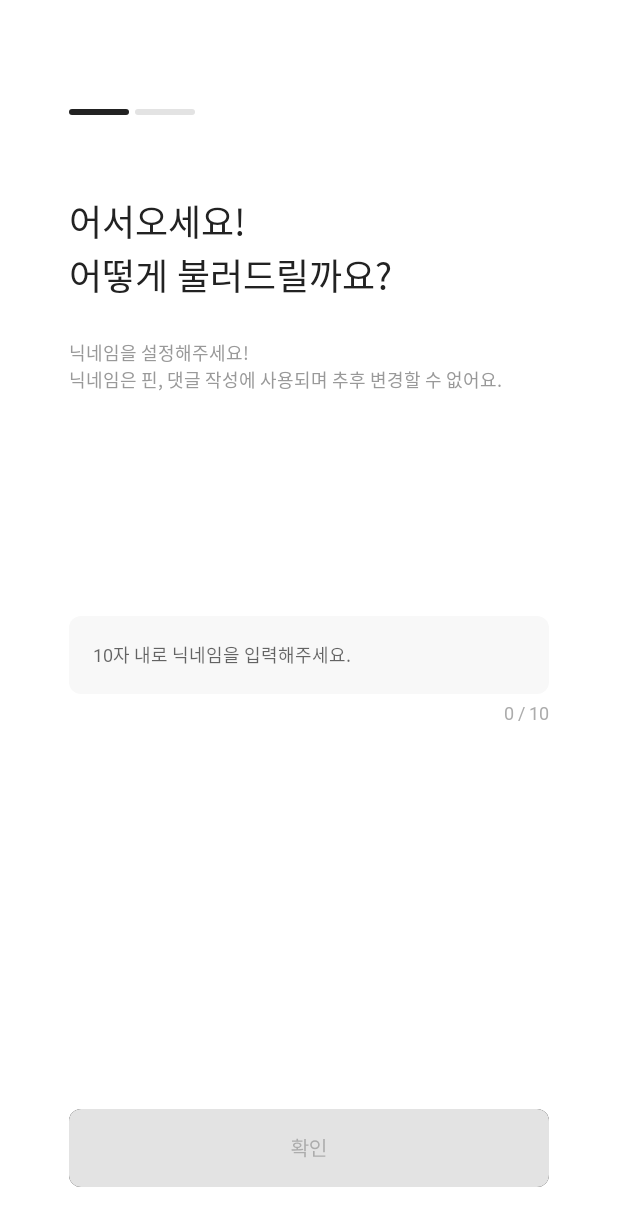
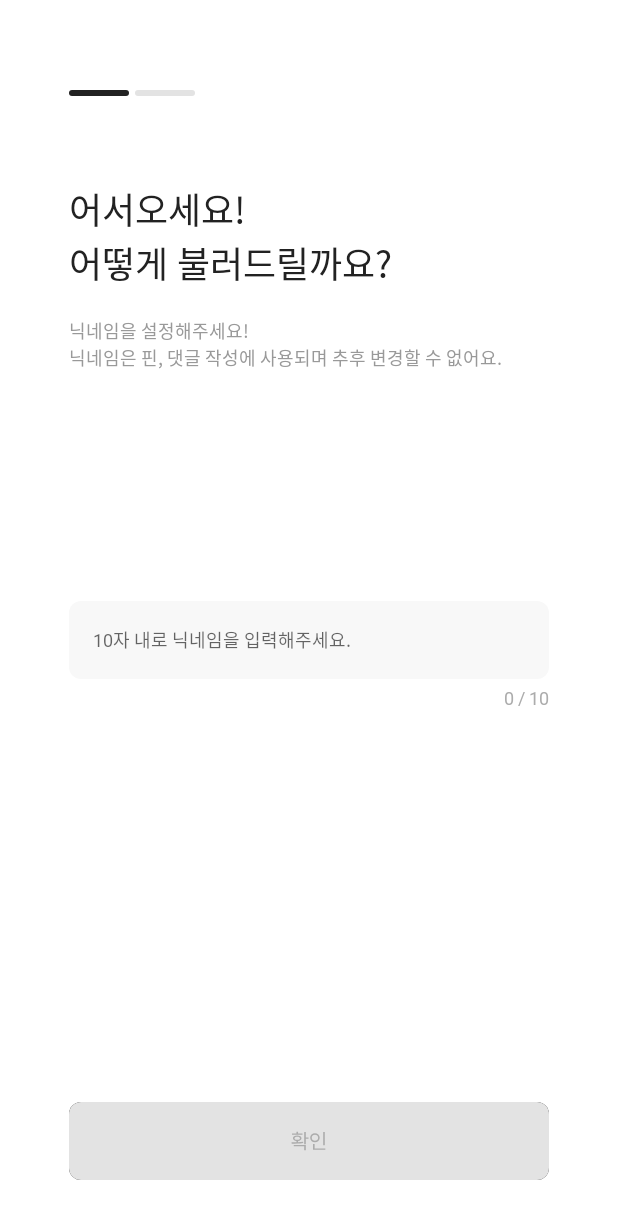
Before and after one commit to PINPLE-project/PINPLE-front, an Android app: the SettingNameActivity screen opened directly, with no data from a screen before it, on a phone screen of 412 x 824 dp. Shown: the top 1226 px of the screen. Run offline under Robolectric (Android 15) with nearby library versions, the phone set to English and light mode, and no system bars.

Commit message:
[MOD] 로그인 ,프로필 레이아웃 indicator 위치 수정 #2

```diff
--- a/app/build.gradle
+++ b/app/build.gradle
@@ -56,6 +56,7 @@
     implementation 'androidx.constraintlayout:constraintlayout:2.1.4'
     implementation 'androidx.navigation:navigation-fragment-ktx:2.6.0'
     implementation 'androidx.navigation:navigation-ui-ktx:2.6.0'
+    implementation 'androidx.preference:preference-ktx:1.2.0'
     testImplementation 'junit:junit:4.13.2'
     androidTestImplementation 'androidx.test.ext:junit:1.1.5'
     androidTestImplementation 'androidx.test.espresso:espresso-core:3.5.1'
--- a/app/src/main/java/com/example/pinple_aos/LoginActivity.kt
+++ b/app/src/main/java/com/example/pinple_aos/LoginActivity.kt
@@ -2,6 +2,7 @@
 
 import android.app.Activity
 import android.app.Application
+import android.content.Context
 import android.content.Intent
 import androidx.appcompat.app.AppCompatActivity
 import android.os.Bundle
@@ -14,7 +15,6 @@
 import com.kakao.sdk.auth.model.OAuthToken
 import com.kakao.sdk.common.KakaoSdk
 import com.kakao.sdk.user.UserApiClient
-
 
 class MyApplication : Application() {
     override fun onCreate() {
@@ -30,8 +30,6 @@
         intent.addFlags(Intent.FLAG_ACTIVITY_NO_ANIMATION)
         startActivity(intent)
     }
-
-    private val rcGoogleSignIn = 9001
 
     private val kakaoLoginCallback: (OAuthToken?, Throwable?) -> Unit = { token, error ->
         if (error != null) {
--- a/app/src/main/res/layout/activity_profile.xml
+++ b/app/src/main/res/layout/activity_profile.xml
@@ -13,7 +13,6 @@
         android:layout_width="wrap_content"
         android:layout_height="wrap_content"
         android:layout_marginTop="60dp"
-        app:layout_constraintBottom_toTopOf="@+id/choose_char_textview"
         app:layout_constraintStart_toStartOf="@+id/choose_char_textview"
         app:layout_constraintTop_toTopOf="parent"
         app:srcCompat="@drawable/indicator_step_2" />
--- a/app/src/main/res/layout/activity_setting_name.xml
+++ b/app/src/main/res/layout/activity_setting_name.xml
@@ -7,12 +7,10 @@
     tools:context=".SettingNameActivity">
 
     <ImageView
-        android:id="@+id/imageView12"
+        android:id="@+id/indicator_1"
         android:layout_width="wrap_content"
         android:layout_height="wrap_content"
         android:layout_marginTop="60dp"
-        android:layout_marginBottom="40dp"
-        app:layout_constraintBottom_toTopOf="@+id/textView7"
         app:layout_constraintStart_toStartOf="@+id/textView7"
         app:layout_constraintTop_toTopOf="parent"
         app:srcCompat="@drawable/indicator_step1" />
@@ -21,14 +19,14 @@
         android:id="@+id/textView7"
         android:layout_width="wrap_content"
         android:layout_height="wrap_content"
-        android:layout_marginBottom="12dp"
+        android:layout_marginTop="40dp"
         android:fontFamily="@font/pretendard_bold"
         android:text="@string/setting_name_1"
         android:textColor="@color/color_main_black"
         android:textSize="24dp"
         app:layout_constraintBottom_toTopOf="@+id/textView8"
         app:layout_constraintStart_toStartOf="@+id/textView8"
-        app:layout_constraintTop_toBottomOf="@+id/imageView12" />
+        app:layout_constraintTop_toBottomOf="@+id/indicator_1" />
 
     <TextView
         android:id="@+id/textView8"
--- a/app/src/main/res/values/style.xml
+++ b/app/src/main/res/values/style.xml
@@ -88,14 +88,12 @@
         <item name="android:fontFamily">@font/pretendard_regular</item>
         <item name="android:textSize">14dp</item>
         <item name="android:textColor">@color/color_main_text</item>
-        <!-- 다른 속성들도 추가로 설정 가능 -->
     </style>
     <style name="EditTextHintStyle">
         <item name="android:fontFamily">@font/pretendard_regular</item>
         <item name="android:textSize">12sp</item>
         <item name="android:textColor">@color/setting_name</item>
     </style>
-    <!-- 다른 속성들도 추가로 설정 가능 -->
 
 
 
```
Also changed, not shown: app/src/main/AndroidManifest.xml (+11 -6 lines).
